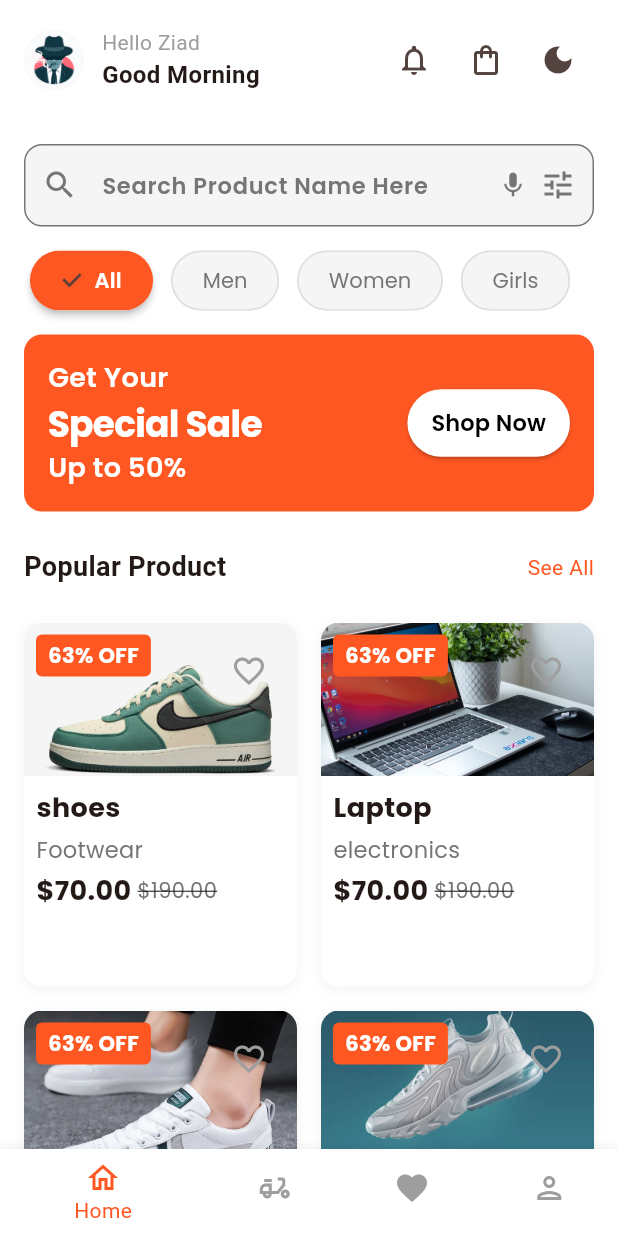
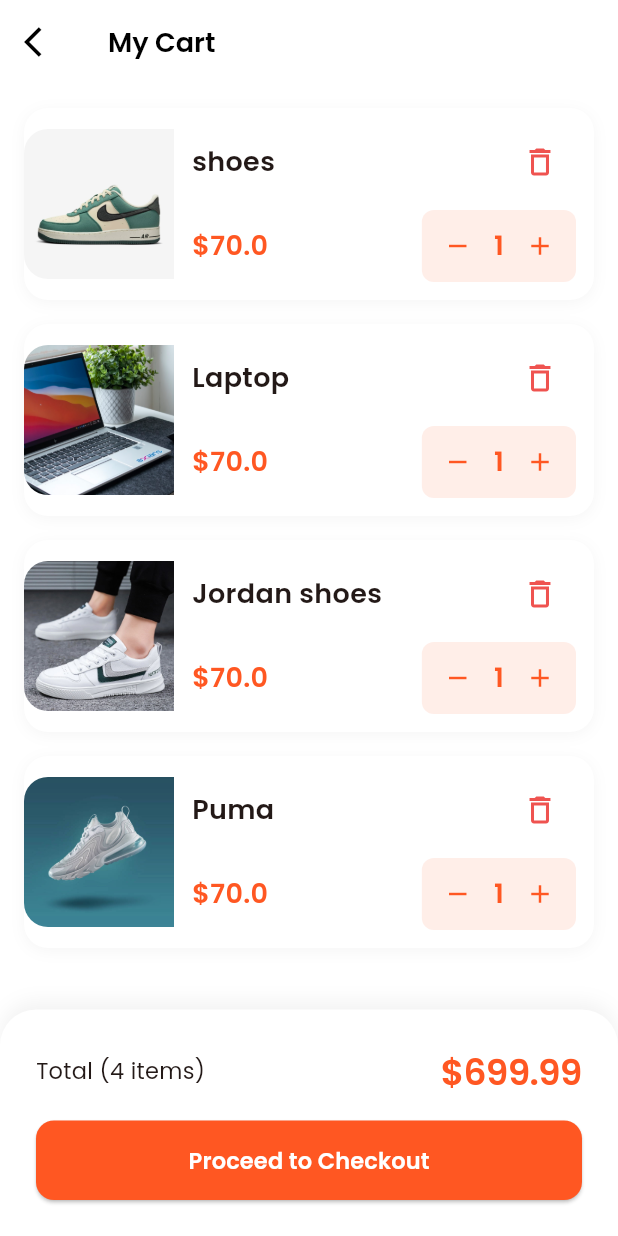
Before and after one commit to abdelrazzaq19/Ecommerce_ui_flutter-, a Flutter app: the screen it shows after launch, after a tap on "Skip", after a tap on "Sign In", after a tap on the "shopping bag" icon, on a phone screen of 412 x 824 dp. Run offline on Flutter 3.47's test engine with Material 3 defaults, Android fonts, the phone set to English and light mode, and no system bars; our stand-ins replace get, get_storage, google_fonts, share_plus.

Commit message:
8 commit

```diff
--- /dev/null
+++ b/lib/view/cart_screen.dart
@@ -0,0 +1,326 @@
+// ignore_for_file: deprecated_member_use
+
+import 'package:ecommerce_ui/models/product.dart';
+import 'package:ecommerce_ui/utils/app_textstyles.dart';
+import 'package:flutter/material.dart';
+import 'package:get/route_manager.dart';
+
+class CartScreen extends StatelessWidget {
+  const CartScreen({super.key});
+
+  @override
+  Widget build(BuildContext context) {
+    final isDark = Theme.of(context).brightness == Brightness.dark;
+    return Scaffold(
+      appBar: AppBar(
+        leading: IconButton(
+          onPressed: () => Get.back(),
+          icon: Icon(
+            Icons.arrow_back_ios,
+            color: isDark ? Colors.white : Colors.black,
+          ),
+        ),
+        title: Text(
+          "My Cart",
+          style: AppTextstyles.withColor(
+            AppTextstyles.h3,
+            isDark ? Colors.white : Colors.black,
+          ),
+        ),
+      ),
+      body: Column(
+        children: [
+          Expanded(
+            child: ListView.builder(
+              padding: EdgeInsets.all(16),
+              itemCount: products.length,
+              itemBuilder: (context, index) =>
+                  _buildCartItem(context, products[index]),
+            ),
+          ),
+          _buildCartSummery(context),
+        ],
+      ),
+    );
+  }
+
+  Widget _buildCartItem(BuildContext context, Product product) {
+    final isDark = Theme.of(context).brightness == Brightness.dark;
+
+    return Container(
+      margin: EdgeInsets.only(bottom: 16),
+      decoration: BoxDecoration(
+        color: Theme.of(context).cardColor,
+        borderRadius: BorderRadius.circular(16),
+        boxShadow: [
+          BoxShadow(
+            color: isDark
+                ? Colors.black.withOpacity(0.2)
+                : Colors.grey.withOpacity(0.1),
+            blurRadius: 8,
+            offset: Offset(0, 2),
+          ),
+        ],
+      ),
+      child: Row(
+        children: [
+          // product image
+          ClipRRect(
+            borderRadius: BorderRadius.horizontal(left: Radius.circular(16)),
+            child: Image.asset(
+              product.imageUrl,
+              width: 100,
+              height: 100,
+              fit: BoxFit.cover,
+            ),
+          ),
+          Expanded(
+            child: Padding(
+              padding: EdgeInsets.all(12),
+              child: Column(
+                children: [
+                  Row(
+                    mainAxisAlignment: MainAxisAlignment.spaceBetween,
+                    children: [
+                      Expanded(
+                        child: Text(
+                          product.name,
+                          style: AppTextstyles.withColor(
+                            AppTextstyles.bodyLarge,
+                            Theme.of(context).textTheme.bodyLarge!.color!,
+                          ),
+                          maxLines: 2,
+                          overflow: TextOverflow.ellipsis,
+                        ),
+                      ),
+                      IconButton(
+                        onPressed: () =>
+                            showDeleteConfirmationDialog(context, product),
+                        icon: Icon(
+                          Icons.delete_outline,
+                          color: Colors.red[400],
+                        ),
+                      ),
+                    ],
+                  ),
+                  const SizedBox(height: 8),
+                  Row(
+                    mainAxisAlignment: MainAxisAlignment.spaceBetween,
+                    children: [
+                      Text(
+                        "\$${product.price}",
+                        style: AppTextstyles.withColor(
+                          AppTextstyles.h3,
+                          Theme.of(context).primaryColor,
+                        ),
+                      ),
+
+                      Container(
+                        decoration: BoxDecoration(
+                          color: Theme.of(
+                            context,
+                          ).primaryColor.withOpacity(0.1),
+                          borderRadius: BorderRadius.circular(8),
+                        ),
+                        child: Row(
+                          children: [
+                            IconButton(
+                              onPressed: () {},
+                              icon: Icon(
+                                Icons.remove,
+                                size: 20,
+                                color: Theme.of(context).primaryColor,
+                              ),
+                            ),
+                            Text(
+                              "1",
+                              style: AppTextstyles.withColor(
+                                AppTextstyles.bodyLarge,
+                                Theme.of(context).primaryColor,
+                              ),
+                            ),
+                            IconButton(
+                              onPressed: () {},
+                              icon: Icon(
+                                Icons.add,
+                                size: 20,
+                                color: Theme.of(context).primaryColor,
+                              ),
+                            ),
+                          ],
+                        ),
+                      ),
+                    ],
+                  ),
+                ],
+              ),
+            ),
+          ),
+        ],
+      ),
+    );
+  }
+
+  void showDeleteConfirmationDialog(BuildContext context, Product product) {
+    final isDark = Theme.of(context).brightness == Brightness.dark;
+
+    Get.dialog(
+      AlertDialog(
+        backgroundColor: Theme.of(context).scaffoldBackgroundColor,
+        shape: RoundedRectangleBorder(
+          borderRadius: BorderRadiusGeometry.circular(16),
+        ),
+        contentPadding: EdgeInsets.all(24),
+        content: Column(
+          mainAxisSize: MainAxisSize.min,
+          children: [
+            Container(
+              padding: EdgeInsets.all(16),
+              decoration: BoxDecoration(
+                color: Colors.red[400]!.withOpacity(0.1),
+                shape: BoxShape.circle,
+              ),
+              child: Icon(
+                Icons.delete_outline,
+                color: Colors.red[400],
+                size: 32,
+              ),
+            ),
+            const SizedBox(height: 24),
+            Text(
+              "Remove Item",
+              style: AppTextstyles.withColor(
+                AppTextstyles.h3,
+                Theme.of(context).textTheme.bodyLarge!.color!,
+              ),
+            ),
+            const SizedBox(height: 8),
+            Text(
+              "Are you sure you want to remove this item from your cart?",
+              textAlign: TextAlign.center,
+              style: AppTextstyles.withColor(
+                AppTextstyles.bodyMedium,
+                isDark ? Colors.grey[400]! : Colors.grey[600]!,
+              ),
+            ),
+            const SizedBox(height: 24),
+            Row(
+              children: [
+                Expanded(
+                  child: OutlinedButton(
+                    onPressed: () => Get.back(),
+                    style: OutlinedButton.styleFrom(
+                      padding: EdgeInsets.symmetric(vertical: 12),
+                      side: BorderSide(
+                        color: isDark ? Colors.white70 : Colors.black12,
+                      ),
+                      shape: RoundedRectangleBorder(
+                        borderRadius: BorderRadiusGeometry.circular(12),
+                      ),
+                    ),
+                    child: Text(
+                      "Cancel",
+                      style: AppTextstyles.withColor(
+                        AppTextstyles.bodyMedium,
+                        Theme.of(context).textTheme.bodyLarge!.color!,
+                      ),
+                    ),
+                  ),
+                ),
+                const SizedBox(width: 16),
+
+                Expanded(
+                  child: ElevatedButton(
+                    onPressed: () {
+                      // add delete logic here
+                      Get.back();
+                    },
+                    style: ElevatedButton.styleFrom(
+                      backgroundColor: Colors.red[400],
+                      padding: EdgeInsets.symmetric(vertical: 12),
+                      shape: RoundedRectangleBorder(
+                        borderRadius: BorderRadiusGeometry.circular(12),
+                      ),
+                    ),
+                    child: Text(
+                      "Remove",
+                      style: AppTextstyles.withColor(
+                        AppTextstyles.bodyMedium,
+                        Colors.white,
+                      ),
+                    ),
+                  ),
+                ),
+              ],
+            ),
+          ],
+        ),
+      ),
+      barrierColor: Colors.black54,
+    );
+  }
+
+  Widget _buildCartSummery(BuildContext context) {
+    return Container(
+      padding: EdgeInsets.all(24),
+      decoration: BoxDecoration(
+        color: Theme.of(context).cardColor,
+        borderRadius: BorderRadius.vertical(top: Radius.circular(24)),
+        boxShadow: [
+          BoxShadow(
+            color: Colors.black.withOpacity(0.05),
+            blurRadius: 10,
+            offset: Offset(0, -5),
+          ),
+        ],
+      ),
+      child: Column(
+        mainAxisSize: MainAxisSize.min,
+        children: [
+          Row(
+            mainAxisAlignment: MainAxisAlignment.spaceBetween,
+            children: [
+              Text(
+                "Total (4 items)",
+                style: AppTextstyles.withColor(
+                  AppTextstyles.bodyMedium,
+                  Theme.of(context).textTheme.bodyLarge!.color!,
+                ),
+              ),
+              Text(
+                "\$699.99",
+                style: AppTextstyles.withColor(
+                  AppTextstyles.h2,
+                  Theme.of(context).primaryColor,
+                ),
+              ),
+            ],
+          ),
+          const SizedBox(height: 16),
+          SizedBox(
+            width: double.infinity,
+            child: ElevatedButton(
+              onPressed: () {
+                // navigate to checkout screen
+              },
+              style: ElevatedButton.styleFrom(
+                backgroundColor: Theme.of(context).primaryColor,
+                padding: EdgeInsets.symmetric(vertical: 16),
+                shape: RoundedRectangleBorder(
+                  borderRadius: BorderRadius.circular(12),
+                ),
+              ),
+              child: Text(
+                "Proceed to Checkout",
+                style: AppTextstyles.withColor(
+                  AppTextstyles.buttonMedium,
+                  Colors.white,
+                ),
+              ),
+            ),
+          ),
+        ],
+      ),
+    );
+  }
+}
--- a/lib/view/home_screen.dart
+++ b/lib/view/home_screen.dart
@@ -1,5 +1,6 @@
 import 'package:ecommerce_ui/controllers/theme_controller.dart';
 import 'package:ecommerce_ui/view/all_products_screen.dart';
+import 'package:ecommerce_ui/view/cart_screen.dart';
 import 'package:ecommerce_ui/view/widgets/category_chips.dart';
 import 'package:ecommerce_ui/view/widgets/custom_search_bar.dart';
 import 'package:ecommerce_ui/view/widgets/product_grid.dart';
@@ -51,7 +52,7 @@ class HomeScreen extends StatelessWidget {
                   ),
                   // cart button
                   IconButton(
-                    onPressed: () {},
+                    onPressed: () => Get.to(() => CartScreen()),
                     icon: const Icon(Icons.shopping_bag_outlined),
                   ),
                   // theme button
--- a/lib/view/shopping_screen.dart
+++ b/lib/view/shopping_screen.dart
@@ -1,4 +1,7 @@
 import 'package:ecommerce_ui/utils/app_textstyles.dart';
+import 'package:ecommerce_ui/view/widgets/category_chips.dart';
+import 'package:ecommerce_ui/view/widgets/filter_bottom_sheet.dart';
+import 'package:ecommerce_ui/view/widgets/product_grid.dart';
 import 'package:flutter/material.dart';
 
 class ShoppingScreen extends StatelessWidget {
@@ -18,6 +21,36 @@ class ShoppingScreen extends StatelessWidget {
             isDark ? Colors.white : Colors.black,
           ),
         ),
+        actions: [
+          // search icons
+          IconButton(
+            onPressed: () {},
+            icon: Icon(
+              Icons.search,
+              color: isDark ? Colors.white : Colors.black,
+            ),
+          ),
+
+          // filter icon
+          IconButton(
+            onPressed: () => FilterBottomSheet.show(context),
+            icon: Icon(
+              Icons.filter_list,
+              color: isDark ? Colors.white : Colors.black,
+            ),
+          ),
+        ],
+      ),
+      body: Column(
+        children: [
+          Padding(
+            padding: EdgeInsets.only(top: 16),
+            child: CategoryChips(),
+            ),
+            Expanded(
+              child: ProductGrid(),
+              ),
+        ],
       ),
     );
   }
--- a/lib/view/wishlist_screen.dart
+++ b/lib/view/wishlist_screen.dart
@@ -1,3 +1,5 @@
+import 'package:ecommerce_ui/models/product.dart';
+import 'package:ecommerce_ui/utils/app_textstyles.dart';
 import 'package:flutter/material.dart';
 
 class WishlistScreen extends StatelessWidget {
@@ -5,11 +7,86 @@ class WishlistScreen extends StatelessWidget {
 
   @override
   Widget build(BuildContext context) {
+    final isDark = Theme.of(context).brightness == Brightness.dark;
+
     return Scaffold(
+      backgroundColor: Theme.of(context).scaffoldBackgroundColor,
       appBar: AppBar(
-        title: const Text(
-          "Wishlist Screen",
+        title: Text(
+          "My Wishlist",
+          style: AppTextstyles.withColor(
+            AppTextstyles.h3,
+            isDark ? Colors.white : Colors.black,
+          ),
         ),
+        actions: [
+          IconButton(
+            onPressed: () {},
+            icon: Icon(
+              Icons.search,
+              color: isDark ? Colors.white : Colors.black,
+            ),
+          ),
+        ],
+      ),
+      body: CustomScrollView(
+        slivers: [
+          // summery section
+          SliverToBoxAdapter(child: _buildSummerySection(context)),
+
+          // whislist items
+        ],
+      ),
+    );
+  }
+
+  Widget _buildSummerySection(BuildContext context) {
+    final isDark = Theme.of(context).brightness == Brightness.dark;
+    final favoriteProducts = products.where((p) => p.isFavorite).length;
+
+    return Container(
+      padding: EdgeInsets.all(16),
+      decoration: BoxDecoration(
+        color: isDark ? Colors.grey[850] : Colors.grey[100],
+        borderRadius: BorderRadius.vertical(bottom: Radius.circular(16)),
+      ),
+      child: Row(
+        mainAxisAlignment: MainAxisAlignment.spaceBetween,
+        children: [
+          Column(
+            crossAxisAlignment: CrossAxisAlignment.start,
+            children: [
+              Text(
+                "$favoriteProducts items",
+                style: AppTextstyles.withColor(
+                  AppTextstyles.h2,
+                  Theme.of(context).textTheme.bodyLarge!.color!,
+                ),
+              ),
+              const SizedBox(height: 4),
+              Text(
+                "In your whislist",
+                style: AppTextstyles.withColor(
+                  AppTextstyles.bodyMedium,
+                  isDark ? Colors.grey[400]! : Colors.grey[600]!,
+                ),
+              ),
+            ],
+          ),
+          ElevatedButton(
+            onPressed: () {},
+            style: ElevatedButton.styleFrom(
+              backgroundColor: Theme.of(context).primaryColor,
+            ),
+            child: Text(
+              "Add all to cart",
+              style: AppTextstyles.withColor(
+                AppTextstyles.buttonMedium,
+                Colors.white,
+              ),
+            ),
+          ),
+        ],
       ),
     );
   }
```
